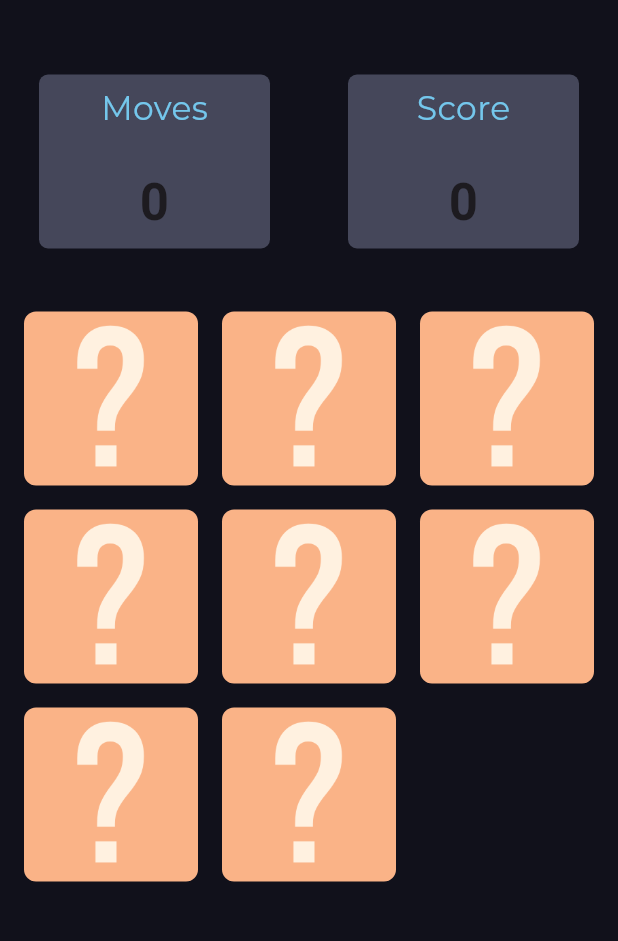
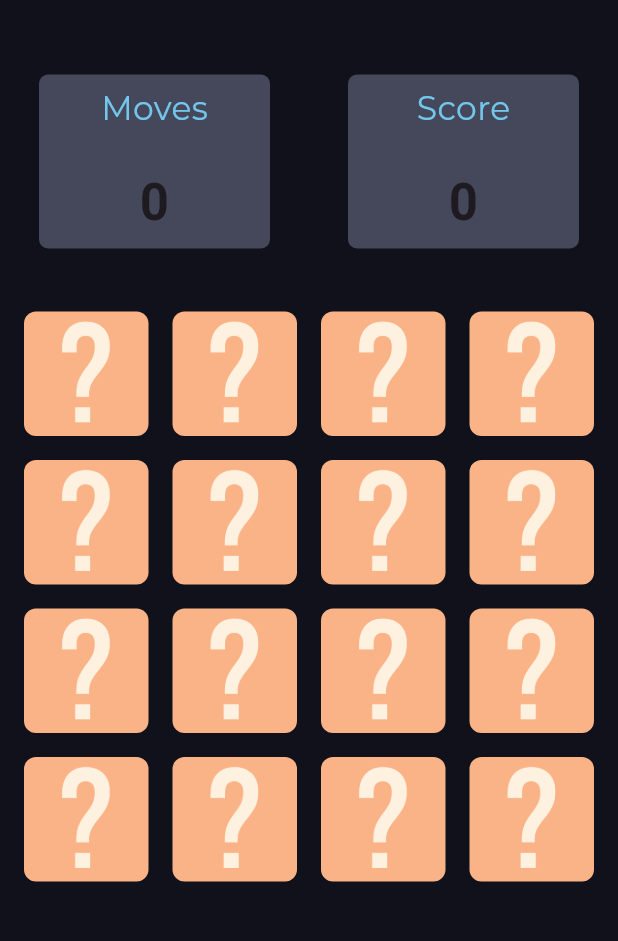
Before and after one commit to Emcho0/memory_game, a Flutter app: the screen it shows after launch, on a phone screen of 412 x 824 dp, the part 230-1171 px from its top. Run offline on Flutter 3.47's test engine with Material 3 defaults, Android fonts, the phone set to English and light mode, and no system bars; our stand-ins replace google_fonts, just_audio.

Commit message:
Dodano više ploča, zvučni efekti i muzika

```diff
--- a/lib/main.dart
+++ b/lib/main.dart
@@ -2,6 +2,7 @@ import 'package:flutter/material.dart';
 import 'package:google_fonts/google_fonts.dart';
 import 'package:memory_game/widgets/score_board.dart';
 import 'package:memory_game/utils/game_logic.dart';
+import 'package:just_audio/just_audio.dart';
 
 void main() {
   runApp(const MyApp());
@@ -27,7 +28,9 @@ class HomePage extends StatefulWidget {
 }
 
 class _HomePageState extends State<HomePage> {
-  Game _game = Game();
+  late AudioPlayer _audioPlayer; // For background music
+  late AudioPlayer _tapPlayer; // For tap sound
+  final Game _game = Game();
   // inicijalizacija podataka za pokušaje i score na 0
   int moves = 0;
   int score = 0;
@@ -35,12 +38,46 @@ class _HomePageState extends State<HomePage> {
   @override
   void initState() {
     super.initState();
+    // Inicijalizacija audioplayera za muziku
+    _audioPlayer = AudioPlayer();
+    _tapPlayer = AudioPlayer();
+
+    _playMusic();
     _game.initGame();
+  }
+
+  // funkcija koja pusta muziku i vraca gresku ako ima
+  void _playMusic() async {
+    try {
+      await _audioPlayer.setAsset('assets/music/background.mp3');
+
+      await _audioPlayer.setLoopMode(LoopMode.one);
+
+      await _audioPlayer.play();
+    } catch (e) {
+      print("Error playing background music: $e");
+    }
+  }
+
+  void _playTapSound() async {
+    try {
+      await _tapPlayer.setAsset('assets/music/tap.mp3');
+      await _tapPlayer.play();
+    } catch (e) {
+      print("Error playing tap sound: $e");
+    }
+  }
+
+  @override
+  void dispose() {
+    _audioPlayer.dispose();
+    _tapPlayer.dispose();
+    super.dispose();
   }
 
   @override
   Widget build(BuildContext context) {
-    // nasa igraona ploca mora biti jednaka screen_w*screen_w
+    // nasa igra mora biti velicine screen_w*screen_w
     double screenWidth = MediaQuery.of(context).size.width;
 
     return Scaffold(
@@ -64,7 +101,7 @@ class _HomePageState extends State<HomePage> {
             mainAxisAlignment: MainAxisAlignment.spaceAround,
             crossAxisAlignment: CrossAxisAlignment.center,
             children: [
-              // Widget funckija za skor igre
+              // Widget for showing the game score
               scoreBoard("Moves", moves.toString()),
               scoreBoard("Score", score.toString()),
             ],
@@ -75,7 +112,7 @@ class _HomePageState extends State<HomePage> {
             child: GridView.builder(
               itemCount: _game.gameImg?.length ?? 0,
               gridDelegate: const SliverGridDelegateWithFixedCrossAxisCount(
-                crossAxisCount: 3,
+                crossAxisCount: 4,
                 crossAxisSpacing: 16.0,
                 mainAxisSpacing: 16.0,
               ),
@@ -83,8 +120,9 @@ class _HomePageState extends State<HomePage> {
               itemBuilder: (context, index) {
                 return GestureDetector(
                   onTap: () {
+                    _playTapSound();
+
                     if (_game.gameImg![index] != _game.hiddenCardpath) {
-                      // Ignorisati dodori ako je otkrivena karta već pritisnuta
                       return;
                     }
 
@@ -95,16 +133,13 @@ class _HomePageState extends State<HomePage> {
                     });
 
                     if (_game.matchCheck.length == 2) {
-                      // Provjera ako su dvije susjedne karte iste
                       if (_game.matchCheck[0].values.first ==
                           _game.matchCheck[1].values.first) {
                         setState(() {
-                          // Povecanje score za 100
                           score += 100;
                           _game.matchCheck.clear();
                         });
                       } else {
-                        // Funckija koja daje korisniku 800ms vremena da vidi koja je druga karta ako nije pogodio
                         Future.delayed(const Duration(milliseconds: 800), () {
                           setState(() {
                             _game.gameImg![_game.matchCheck[0].keys.first] =
@@ -118,12 +153,10 @@ class _HomePageState extends State<HomePage> {
                     }
                   },
                   child: Container(
-                    // izgled jedne kocke
                     padding: const EdgeInsets.all(16.0),
                     decoration: BoxDecoration(
                       color: const Color.fromARGB(255, 250, 179, 135),
                       borderRadius: BorderRadius.circular(8.0),
-                      // unutar kontejnera ubacujemo sliku naših gemoetrijskih likova
                       image: DecorationImage(
                         image: AssetImage(_game.gameImg![index]),
                         fit: BoxFit.cover,
--- a/lib/utils/game_logic.dart
+++ b/lib/utils/game_logic.dart
@@ -4,29 +4,52 @@ class Game {
   final Color hiddenCard = Colors.red;
   List<Color>? gameColors;
   List<String>? gameImg;
+
   List<Color> cards = [
+    Colors.green,
     Colors.green,
     Colors.yellow,
     Colors.yellow,
-    Colors.green,
     Colors.blue,
-    Colors.blue
+    Colors.blue,
+    Colors.purple,
+    Colors.purple,
+    Colors.orange,
+    Colors.orange,
+    Colors.red,
+    Colors.red,
+    Colors.cyan,
+    Colors.cyan,
+    Colors.brown,
+    Colors.brown,
   ];
+
   final String hiddenCardpath = "assets/images/hidden.png";
+
+  // Veca lista da zauzme 16 karti
   List<String> cardsList = [
     "assets/images/circle.png",
+    "assets/images/heart.png",
+    "assets/images/star.png",
+    "assets/images/circle.png",
+    "assets/images/heart.png",
     "assets/images/triangle.png",
+    "assets/images/star.png",
+    "assets/images/triangle.png",
+    "assets/images/circle.png",
+    "assets/images/triangle.png",
+    "assets/images/star.png",
+    "assets/images/heart.png",
     "assets/images/circle.png",
     "assets/images/heart.png",
     "assets/images/star.png",
     "assets/images/triangle.png",
-    "assets/images/star.png",
-    "assets/images/heart.png",
   ];
-  final int cardCount = 8;
+
+  final int cardCount = 16;
   List<Map<int, String>> matchCheck = [];
 
-  //methods
+  // methods
   void initGame() {
     gameColors = List.generate(cardCount, (index) => hiddenCard);
     gameImg = List.generate(cardCount, (index) => hiddenCardpath);
--- a/pubspec.yaml
+++ b/pubspec.yaml
@@ -35,6 +35,7 @@ dependencies:
   # Use with the CupertinoIcons class for iOS style icons.
   cupertino_icons: ^1.0.8
   google_fonts: ^6.2.1
+  just_audio: ^0.9.42
 
 dev_dependencies:
   flutter_test:
@@ -54,6 +55,8 @@ dev_dependencies:
 flutter:
   assets:
     - assets/images/
+    - assets/music/background.mp3
+    - assets/music/tap.mp3
 
   # The following line ensures that the Material Icons font is
   # included with your application, so that you can use the icons in
```
Also changed, not shown: assets/images/app_preview.png, pubspec.lock, 3 other files.
